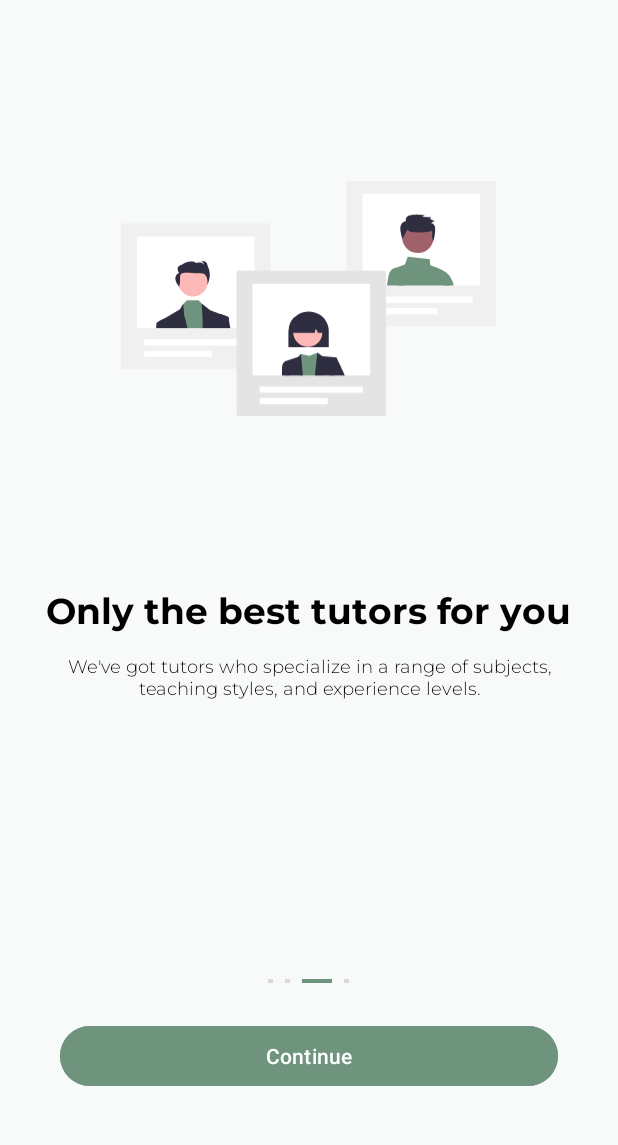
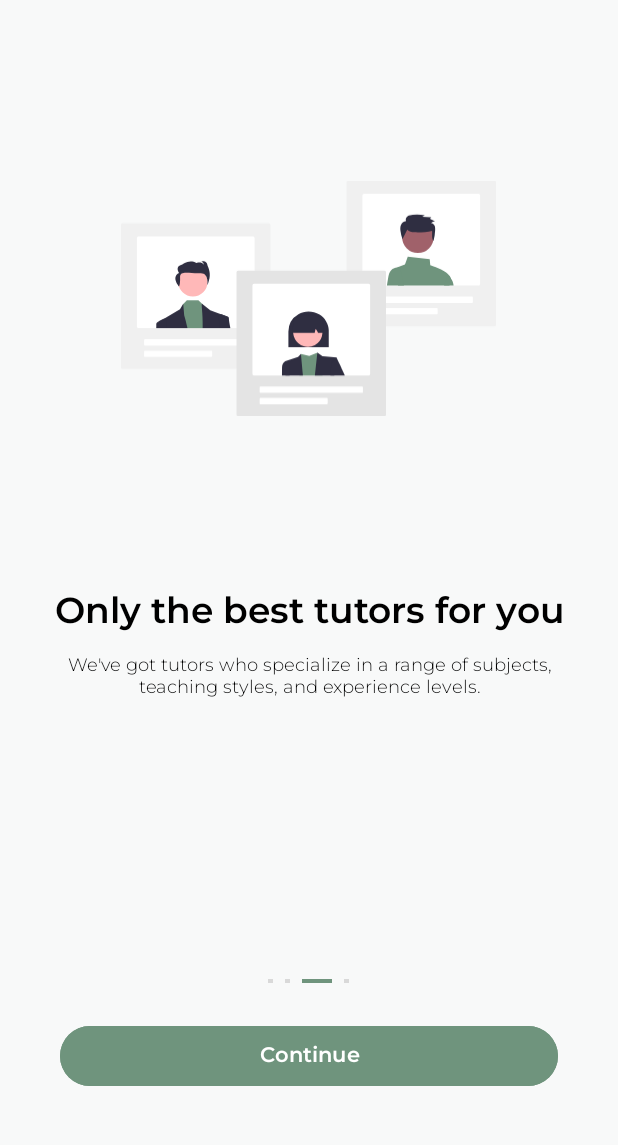
Before and after one commit to Tutortoise/tutortoise-app, an Android app: the OnboardingFragment3 screen opened through its navigation route, on a phone screen of 412 x 824 dp, the part 72-1217 px from its top. Run offline under Robolectric (Android 15) with nearby library versions, the phone set to English and light mode, and no system bars.

Commit message:
fix: update string resource for continue button and adjust layout properties in login/register fragment

```diff
--- a/app/src/main/res/layout/fragment_onboarding3.xml
+++ b/app/src/main/res/layout/fragment_onboarding3.xml
@@ -1,8 +1,6 @@
 <?xml version="1.0" encoding="utf-8"?>
-<androidx.constraintlayout.widget.ConstraintLayout
-    xmlns:android="http://schemas.android.com/apk/res/android"
+<androidx.constraintlayout.widget.ConstraintLayout xmlns:android="http://schemas.android.com/apk/res/android"
     xmlns:app="http://schemas.android.com/apk/res-auto"
-    xmlns:tools="http://schemas.android.com/tools"
     android:layout_width="match_parent"
     android:layout_height="match_parent"
     android:padding="16dp">
@@ -12,44 +10,43 @@
         android:id="@+id/appName"
         android:layout_width="wrap_content"
         android:layout_height="wrap_content"
+        android:fontFamily="@font/montserrat_extra_bold"
+        android:paddingTop="10dp"
         android:text="@string/tutortoise"
+        android:textColor="@color/darkgreen"
         android:textSize="16sp"
-        android:paddingTop="10dp"
-        android:textColor="@color/darkgreen"
-        android:fontFamily="@font/montserrat_extra_bold"
-        app:layout_constraintTop_toTopOf="parent"
         app:layout_constraintStart_toStartOf="parent"
-        />
+        app:layout_constraintTop_toTopOf="parent" />
 
     <!-- Skip Button -->
     <TextView
         android:id="@+id/skipButton"
         android:layout_width="wrap_content"
         android:layout_height="wrap_content"
+        android:drawableEnd="@drawable/ic_next"
+        android:drawablePadding="4dp"
+        android:fontFamily="@font/montserrat_regular"
+        android:gravity="center_vertical"
+        android:paddingTop="10dp"
         android:text="@string/skip"
+        android:textColor="@color/black"
         android:textSize="10sp"
-        android:paddingTop="10dp"
-        android:textColor="@color/black"
-        android:fontFamily="@font/montserrat_regular"
-        android:drawableEnd="@drawable/ic_next"
-        android:gravity="center_vertical"
-        android:drawablePadding="4dp"
-        app:layout_constraintTop_toTopOf="parent"
-        app:layout_constraintEnd_toEndOf="parent" />
+        app:layout_constraintEnd_toEndOf="parent"
+        app:layout_constraintTop_toTopOf="parent" />
 
     <!-- Content Area (Illustration, Header, and Description) -->
     <LinearLayout
         android:id="@+id/contentLayout"
         android:layout_width="0dp"
         android:layout_height="0dp"
+        android:layout_marginTop="24dp"
+        android:layout_marginBottom="24dp"
+        android:gravity="center_horizontal"
         android:orientation="vertical"
-        android:gravity="center_horizontal"
-        app:layout_constraintTop_toBottomOf="@id/appName"
         app:layout_constraintBottom_toTopOf="@id/footerLayout"
+        app:layout_constraintEnd_toEndOf="parent"
         app:layout_constraintStart_toStartOf="parent"
-        app:layout_constraintEnd_toEndOf="parent"
-        android:layout_marginTop="24dp"
-        android:layout_marginBottom="24dp">
+        app:layout_constraintTop_toBottomOf="@id/appName">
 
         <!-- Onboarding Illustration -->
         <ImageView
@@ -63,25 +60,25 @@
             android:id="@+id/welcomeText"
             android:layout_width="wrap_content"
             android:layout_height="wrap_content"
+            android:layout_marginTop="16dp"
+            android:fontFamily="@font/montserrat_semi_bold"
+            android:gravity="center"
             android:text="@string/onboardingHeader3"
-            android:textSize="24sp"
             android:textColor="@android:color/black"
-            android:fontFamily="@font/montserrat_bold"
-            android:gravity="center"
-            android:layout_marginTop="16dp" />
+            android:textSize="24sp" />
 
         <!-- Description Text -->
         <TextView
             android:id="@+id/descriptionText"
             android:layout_width="wrap_content"
             android:layout_height="wrap_content"
+            android:layout_marginHorizontal="16dp"
+            android:layout_marginTop="8dp"
             android:fontFamily="@font/montserrat_light"
             android:gravity="center"
             android:text="@string/onboardingText3"
             android:textColor="@android:color/black"
-            android:textSize="12sp"
-            android:layout_marginTop="8dp"
-            android:layout_marginHorizontal="16dp"/>
+            android:textSize="12sp" />
     </LinearLayout>
 
     <!-- Footer (Page Indicator and Continue Button) -->
@@ -89,43 +86,43 @@
         android:id="@+id/footerLayout"
         android:layout_width="0dp"
         android:layout_height="wrap_content"
+        android:gravity="center_horizontal"
         android:orientation="vertical"
-        android:gravity="center_horizontal"
         app:layout_constraintBottom_toBottomOf="parent"
-        app:layout_constraintStart_toStartOf="parent"
-        app:layout_constraintEnd_toEndOf="parent">
+        app:layout_constraintEnd_toEndOf="parent"
+        app:layout_constraintStart_toStartOf="parent">
 
         <!-- Page Indicator -->
         <LinearLayout
             android:id="@+id/pageIndicator"
             android:layout_width="wrap_content"
             android:layout_height="wrap_content"
-            android:orientation="horizontal"
+            android:layout_marginBottom="20dp"
             android:gravity="center"
-            android:layout_marginBottom="20dp">
+            android:orientation="horizontal">
 
             <!-- Inactive Indicators -->
             <ImageView
                 android:id="@+id/indicator1"
                 android:layout_width="@dimen/indicator_width_inactive"
                 android:layout_height="@dimen/indicator_height"
-                android:src="@drawable/ic_indicator_inactive"
-                android:layout_marginEnd="8dp" />
+                android:layout_marginEnd="8dp"
+                android:src="@drawable/ic_indicator_inactive" />
 
             <ImageView
                 android:id="@+id/indicator2"
                 android:layout_width="@dimen/indicator_width_inactive"
                 android:layout_height="@dimen/indicator_height"
-                android:src="@drawable/ic_indicator_inactive"
-                android:layout_marginEnd="8dp" />
+                android:layout_marginEnd="8dp"
+                android:src="@drawable/ic_indicator_inactive" />
 
             <!-- Active Indicator -->
             <ImageView
                 android:id="@+id/indicator3"
                 android:layout_width="@dimen/indicator_width_active"
                 android:layout_height="@dimen/indicator_height"
-                android:src="@drawable/ic_indicator_active"
-                android:layout_marginEnd="8dp" />
+                android:layout_marginEnd="8dp"
+                android:src="@drawable/ic_indicator_active" />
 
             <ImageView
                 android:id="@+id/indicator4"
@@ -139,11 +136,12 @@
             android:id="@+id/continueButton"
             android:layout_width="match_parent"
             android:layout_height="wrap_content"
-            android:text="@string/conti"
+            android:layout_marginHorizontal="24dp"
+            android:layout_marginBottom="32dp"
             android:backgroundTint="@color/darkgreen"
-            android:textColor="@android:color/white"
-            android:layout_marginHorizontal="24dp"
-            android:layout_marginBottom="32dp" />
+            android:fontFamily="@font/montserrat_semi_bold"
+            android:text="@string/cont"
+            android:textColor="@android:color/white" />
     </LinearLayout>
 
 </androidx.constraintlayout.widget.ConstraintLayout>
--- a/app/src/main/res/values/strings.xml
+++ b/app/src/main/res/values/strings.xml
@@ -5,7 +5,7 @@
     <!--    Onboarding-->
     <string name="tutortoise">Tutortoise</string>
     <string name="skip">Skip</string>
-    <string name="conti">Continue</string>
+    <string name="cont">Continue</string>
 
     <string name="onboardingHeader1">Welcome to Tutortoise!</string>
     <string name="onboardingText1">Learning\'s all about you! at your pace, in your style. Let\'s find the one that clicks with you!</string>
```
Also changed, not shown: app/src/main/res/layout/fragment_login_register.xml (+45 -31 lines), app/src/main/res/layout/fragment_onboarding1.xml (+42 -43 lines), app/src/main/res/layout/fragment_onboarding2.xml (+42 -43 lines), app/src/main/res/layout/fragment_onboarding4.xml (+31 -33 lines).
